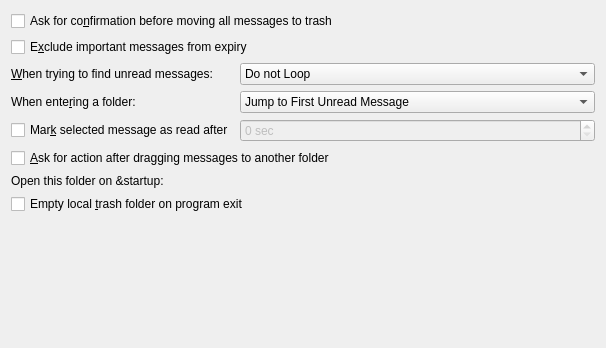
First picture: the form in kmail/ui/miscpagemaintab.ui, repository KDE/kdepim, before the edit.
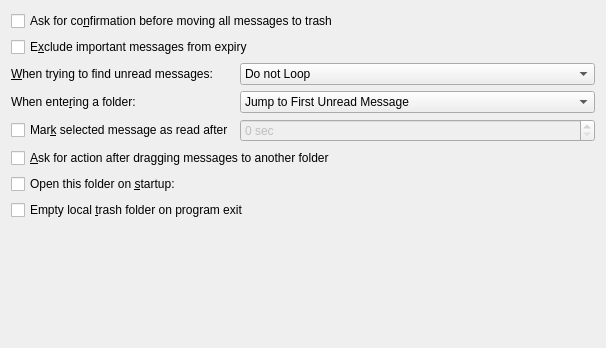
Second picture: the form after the edit. Custom widgets are drawn as their Qt base class.

Commit message: now you can disable open specific folder at startup

```diff
--- a/kmail/ui/miscpagemaintab.ui
+++ b/kmail/ui/miscpagemaintab.ui
@@ -169,7 +169,7 @@
       </widget>
      </item>
      <item row="7" column="0">
-      <widget class="QLabel" name="mStartUpFolderLabel">
+      <widget class="QCheckBox" name="mStartUpFolderCheck">
        <property name="sizePolicy">
         <sizepolicy hsizetype="Preferred" vsizetype="Preferred">
          <horstretch>1</horstretch>
```
The commit also changes 3 other files.
